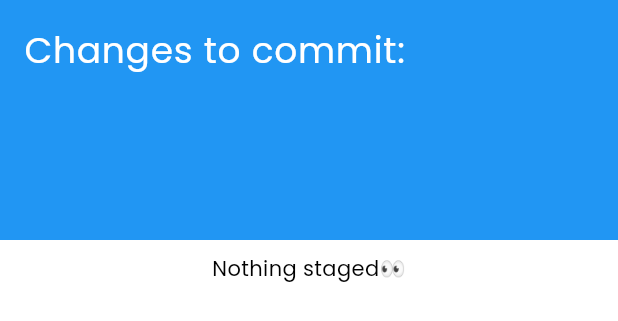
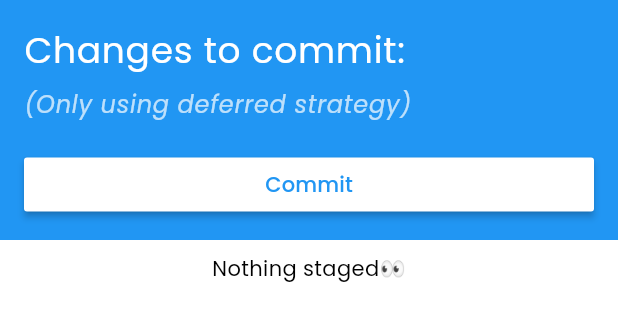
Before and after one commit to Gigadelux/bitshelf, a Flutter app: the HistoryStagedDrawer widget shown alone on an empty page, opened directly, on a phone screen of 412 x 824 dp. Shown: the top 321 px of the screen. Run offline on Flutter 3.47's test engine with Material 3 defaults, Android fonts, the phone set to English and light mode, and no system bars; our stand-ins replace csv.

Commit message:
Add commit functionality to HistoryStagedDrawer and improve UI layout

```diff
--- a/lib/controllers/BookController.dart
+++ b/lib/controllers/BookController.dart
@@ -20,4 +20,7 @@ class Bookcontroller {
   Future<void> exportBooks(String path) async{
     await ExporterService().export(path);
   }
+  Future<void> commitChanges()async{
+    await BookDatasetService().applyChanges();
+  }
 }
--- a/lib/view/ui/widgets/drawers/HistoryStagedDrawer.dart
+++ b/lib/view/ui/widgets/drawers/HistoryStagedDrawer.dart
@@ -1,7 +1,9 @@
+import 'package:bitshelf/controllers/BookController.dart';
 import 'package:bitshelf/core/CrudOperation.dart';
 import 'package:bitshelf/data/models/Book.dart';
 import 'package:bitshelf/services/BookDatasetService.dart';
 import 'package:bitshelf/view/ui/widgets/CrudOpWidget.dart';
+import 'package:bitshelf/view/ui/widgets/desktopToast.dart';
 import 'package:flutter/material.dart';
 import 'package:provider/provider.dart';
 
@@ -19,14 +21,49 @@ class HistoryStagedDrawer extends StatelessWidget {
           decoration: BoxDecoration(
             color: Colors.blue,
           ),
-          child: Text(
-            'Changes to commit:',
-            style: TextStyle(
-              color: Colors.white,
-              fontSize: 24,
+            child: Column(
+            crossAxisAlignment: CrossAxisAlignment.start,
+            children: [
+              Text(
+              'Changes to commit:',
+              style: TextStyle(
+                color: Colors.white,
+                fontSize: 24,
+              ),
+              ),
+              SizedBox(height: 5),
+              Text(
+              '(Only using deferred strategy)',
+              style: TextStyle(
+                color: Colors.white70,
+                fontSize: 16,
+                fontStyle: FontStyle.italic,
+              ),
+              ),
+              SizedBox(height: 18),
+              SizedBox(
+                width: double.infinity,
+                child: MaterialButton(
+                  color: Colors.white,
+                  textColor: Colors.blue,
+                  onPressed: () async{
+                    try{
+                      Bookcontroller().commitChanges();
+                      Desktoptoast().showDesktopToast(context, "Changes committed successfully!");
+                    }catch(e){
+                      Desktoptoast().showDesktopToast(context, "Error $e");
+                    }
+                    Navigator.pop(context);
+                  },
+                  child: Padding(
+                    padding: const EdgeInsets.all(8.0),
+                    child: Text('Commit'),
+                  ),
+                ),
+              ),
+              ],
             ),
           ),
-        ),
         pending.keys.isEmpty?
           Center(
             child: Text("Nothing staged👀"),
```
